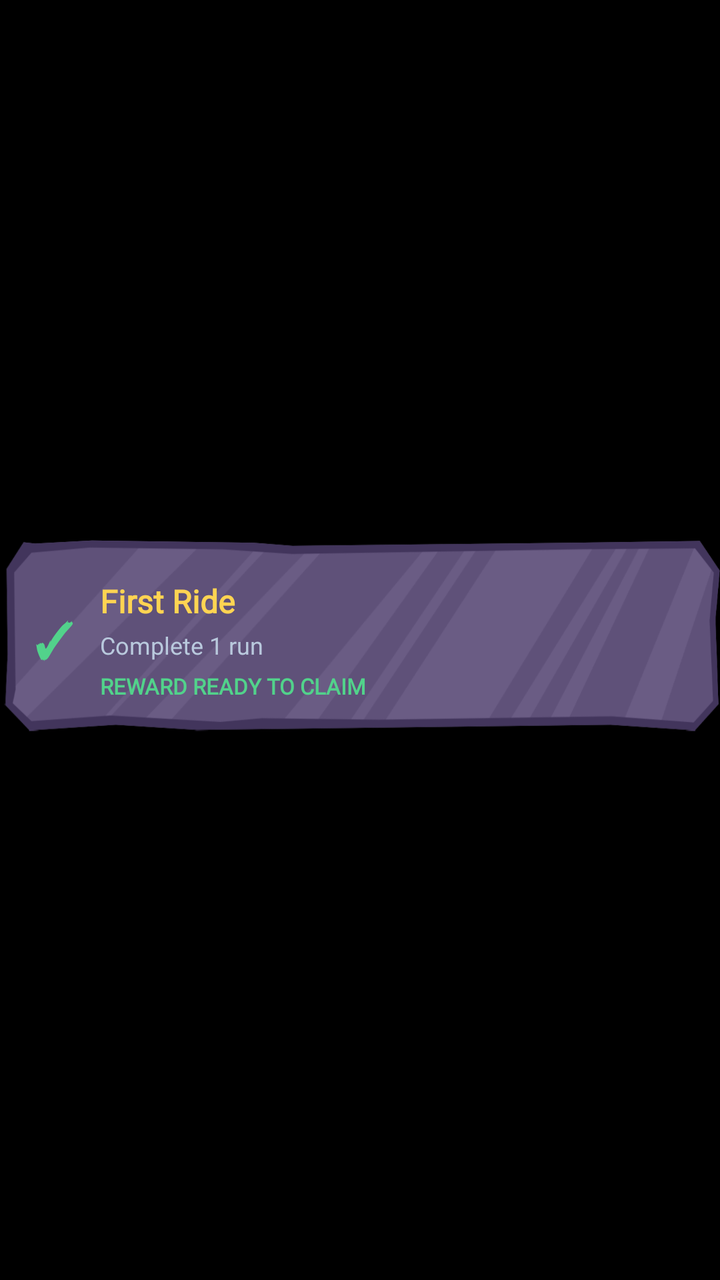
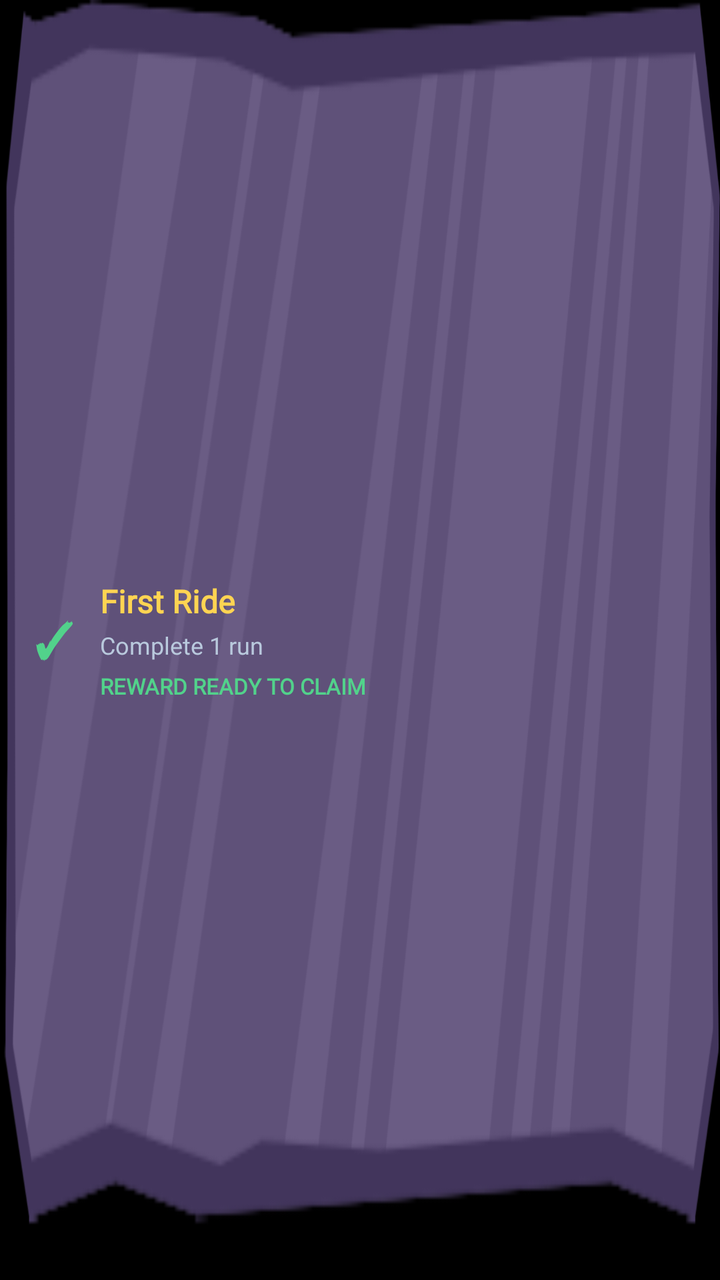

The first picture is an Android layout as it rendered before a commit; the second is the same layout after the commit. The layout source and the unified diff follow.
<!-- AndroidManifest.xml: application theme Theme.RollerRush -->
<!-- res/layout/item_completed_mission.xml -->
<?xml version="1.0" encoding="utf-8"?>
<androidx.constraintlayout.widget.ConstraintLayout
    xmlns:android="http://schemas.android.com/apk/res/android"
    xmlns:app="http://schemas.android.com/apk/res-auto"
    android:layout_width="match_parent"
    android:layout_height="wrap_content"
    android:layout_marginBottom="8dp"
    android:backgroundTint="#253B53"
    app:cardCornerRadius="10dp"
    app:cardElevation="2dp">

    <ImageView
        android:layout_width="match_parent"
        android:layout_height="100dp"
        android:scaleType="fitXY"
        android:src="@drawable/mission_panel_bg"
        app:layout_constraintBottom_toBottomOf="parent"
        app:layout_constraintEnd_toEndOf="parent"
        app:layout_constraintStart_toStartOf="parent"
        app:layout_constraintTop_toTopOf="parent" />

    <LinearLayout
        android:id="@+id/linearLayout"
        android:layout_width="match_parent"
        android:layout_height="wrap_content"
        android:gravity="center_vertical"
        android:orientation="horizontal"
        android:padding="12dp"
        app:layout_constraintBottom_toBottomOf="parent"
        app:layout_constraintEnd_toEndOf="parent"
        app:layout_constraintStart_toStartOf="parent"
        app:layout_constraintTop_toTopOf="parent">

        <TextView
            android:layout_width="30dp"
            android:layout_height="wrap_content"
            android:gravity="center"
            android:text="✓"
            android:textColor="#52D28B"
            android:textSize="24sp"
            android:textStyle="bold" />

        <LinearLayout
            android:layout_width="0dp"
            android:layout_height="wrap_content"
            android:layout_marginStart="8dp"
            android:layout_weight="1"
            android:orientation="vertical">

            <TextView
                android:id="@+id/completedMissionName"
                android:layout_width="match_parent"
                android:layout_height="wrap_content"
                android:fontFamily="@font/new_font"
                android:text="First Ride"
                android:textColor="#FFD452"
                android:textSize="16sp"
                android:textStyle="bold" />

            <TextView
                android:id="@+id/completedMissionDescription"
                android:layout_width="match_parent"
                android:layout_height="wrap_content"
                android:layout_marginTop="3dp"
                android:fontFamily="@font/count_font"
                android:text="Complete 1 run"
                android:textColor="#B9C9DD"
                android:textSize="12sp" />

            <TextView
                android:id="@+id/completedMissionRewardHint"
                android:layout_width="match_parent"
                android:layout_height="wrap_content"
                android:layout_marginTop="5dp"
                android:fontFamily="@font/new_font"
                android:text="REWARD READY TO CLAIM"
                android:textColor="#52D28B"
                android:textSize="11sp"
                android:textStyle="bold" />

        </LinearLayout>

    </LinearLayout>

</androidx.constraintlayout.widget.ConstraintLayout>
<!-- resources referenced by this layout -->
<resources>
  <!-- drawable mission_panel_bg: png bitmap (drawable, 43335 bytes) -->
  <style name="Theme.RollerRush" parent="Theme.AppCompat.NoActionBar">
          <item name="android:windowFullscreen">true</item>
          <item name="android:windowBackground">@android:color/black</item>
      </style>
</resources>

<!-- the commit's change to res/layout/item_completed_mission.xml (unified diff, before → after) -->
@@ -5,19 +5,9 @@
     android:layout_width="match_parent"
     android:layout_height="wrap_content"
     android:layout_marginBottom="8dp"
-    android:backgroundTint="#253B53"
-    app:cardCornerRadius="10dp"
+    android:background="@drawable/mission_panel_bg"
     app:cardElevation="2dp">
 
-    <ImageView
-        android:layout_width="match_parent"
-        android:layout_height="100dp"
-        android:scaleType="fitXY"
-        android:src="@drawable/mission_panel_bg"
-        app:layout_constraintBottom_toBottomOf="parent"
-        app:layout_constraintEnd_toEndOf="parent"
-        app:layout_constraintStart_toStartOf="parent"
-        app:layout_constraintTop_toTopOf="parent" />
 
     <LinearLayout
         android:id="@+id/linearLayout"
<!-- resource entries referenced after the edit -->
@@ -1,6 +1,6 @@
 <!-- resources referenced by this layout -->
 <resources>
-  <!-- drawable mission_panel_bg: png bitmap (drawable, 43335 bytes) -->
+  <!-- drawable mission_panel_bg: png bitmap (drawable-nodpi, 43335 bytes) -->
   <style name="Theme.RollerRush" parent="Theme.AppCompat.NoActionBar">
           <item name="android:windowFullscreen">true</item>
           <item name="android:windowBackground">@android:color/black</item>
